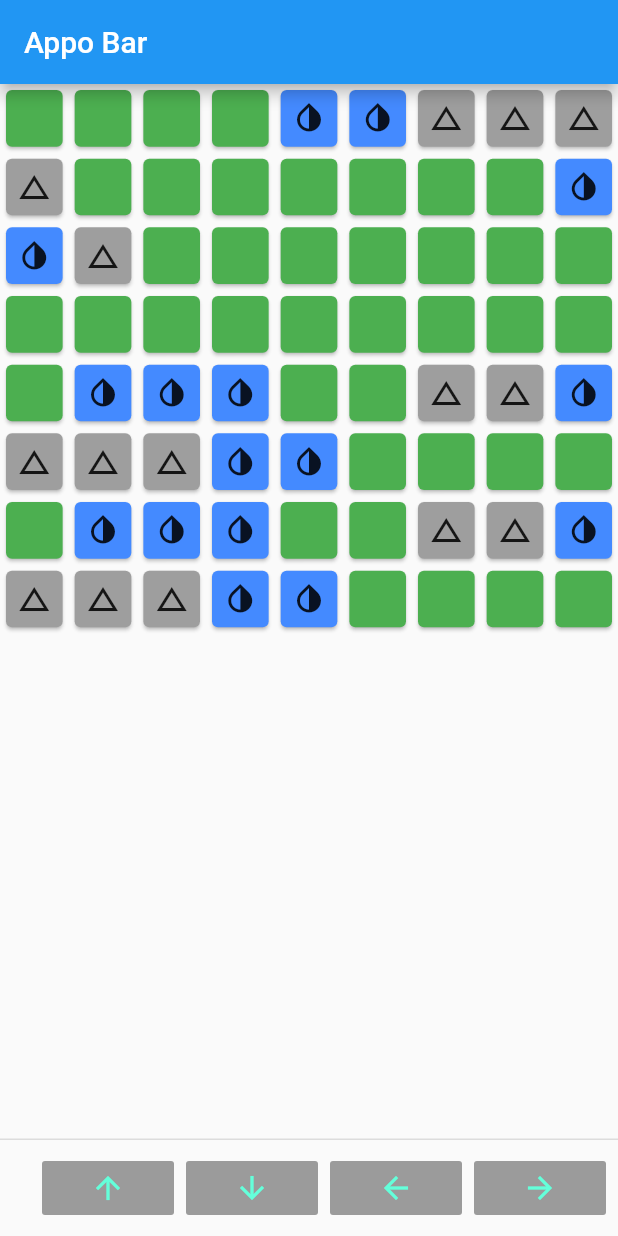
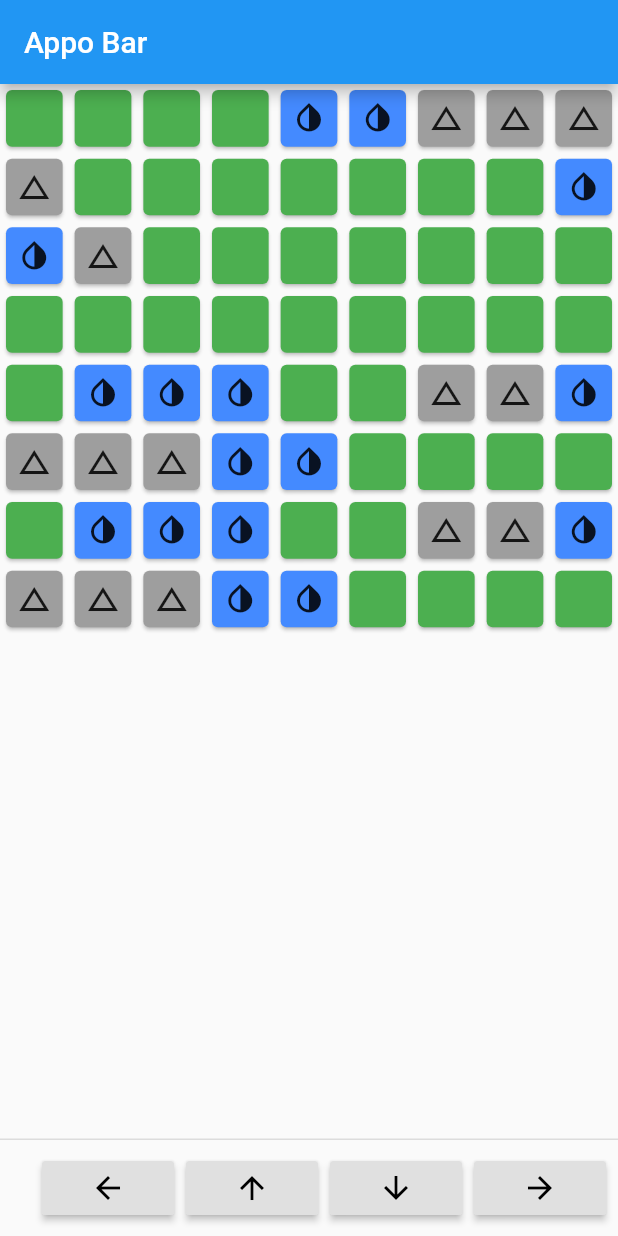
Before and after one commit to crtingram/flutter_app_two, a Flutter app: the screen it shows after launch, on a phone screen of 412 x 824 dp. Run offline on Flutter 3.47's test engine with Material 2 defaults, Android fonts, the phone set to English and light mode, and no system bars.

Commit message:
Add () => to onPress, required so that method can be called after build. Moved buttons around, added color to icon so they are visible.

```diff
--- a/lib/module/grid-list.dart
+++ b/lib/module/grid-list.dart
@@ -29,24 +29,32 @@ class GridListWidgetState extends State<GridListWidget> {
       ),
       persistentFooterButtons: <Widget>[
         RaisedButton(
-          onPressed: _movePlayer(MapUtil.DIRECTIONS.NORTH),
-          textColor: Colors.tealAccent,
-          child: Icon(Icons.arrow_upward),
+          onPressed: () => _movePlayer(MapUtil.DIRECTIONS.WEST),
+          child: Icon(
+            Icons.arrow_back,
+            color: Colors.black,
+          ),
         ),
         RaisedButton(
-          onPressed: _movePlayer(MapUtil.DIRECTIONS.SOUTH),
-          textColor: Colors.tealAccent,
-          child: Icon(Icons.arrow_downward),
+          onPressed: () => _movePlayer(MapUtil.DIRECTIONS.NORTH),
+          child: Icon(
+            Icons.arrow_upward,
+            color: Colors.black,
+          ),
         ),
         RaisedButton(
-          onPressed: _movePlayer(MapUtil.DIRECTIONS.WEST),
-          textColor: Colors.tealAccent,
-          child: Icon(Icons.arrow_back),
+          onPressed: () => _movePlayer(MapUtil.DIRECTIONS.SOUTH),
+          child: Icon(
+            Icons.arrow_downward,
+            color: Colors.black,
+          ),
         ),
         RaisedButton(
-          onPressed: _movePlayer(MapUtil.DIRECTIONS.EAST),
-          textColor: Colors.tealAccent,
-          child: Icon(Icons.arrow_forward),
+          onPressed: () => _movePlayer(MapUtil.DIRECTIONS.EAST),
+          child: Icon(
+            Icons.arrow_forward,
+            color: Colors.black,
+          ),
         ),
       ],
     );
```
